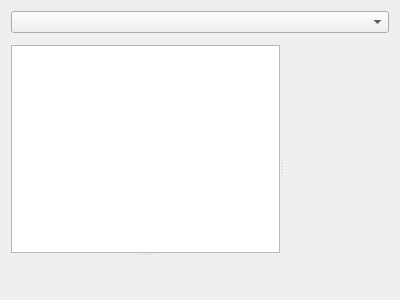
Qt form plugins/quickinspector/quickinspectorwidget.ui (KDAB/GammaRay) before a commit.
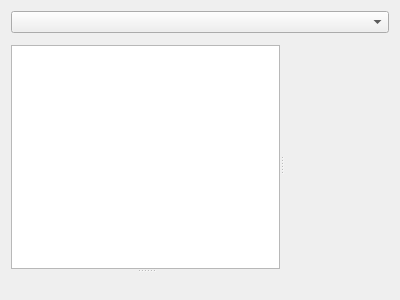
The same form after that commit. Custom widgets are drawn as their Qt base class.

```diff
--- a/plugins/quickinspector/quickinspectorwidget.ui
+++ b/plugins/quickinspector/quickinspectorwidget.ui
@@ -37,7 +37,7 @@
         </item>
        </layout>
       </widget>
-      <widget class="QWidget" name="sceneView" native="true"/>
+      <widget class="QLabel" name="sceneView" native="true"/>
      </widget>
      <widget class="GammaRay::PropertyWidget" name="itemPropertyWidget" native="true"/>
     </widget>
```
